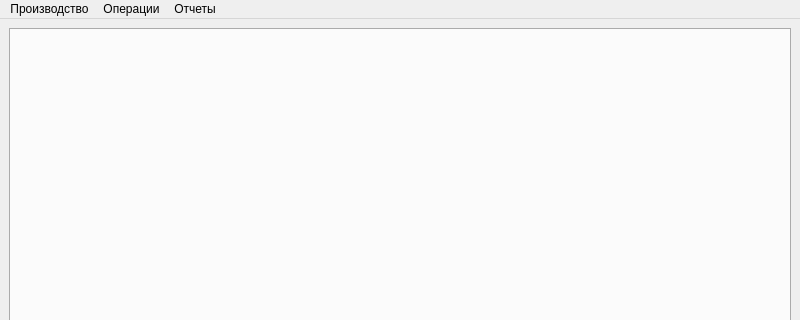
Above: mainwindow.ui from Sergeyego/el_prod before the change; both pictures show x 0 to 800 and y 0 to 320 of the 800 by 600 pixel window. Below: the same form after it.
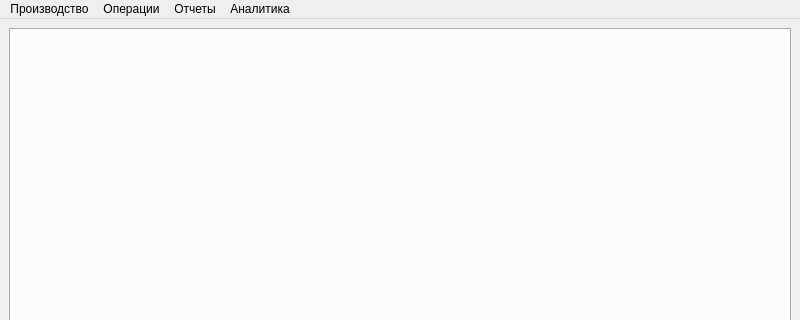
That is the form after the change.

The edit to the form file:
```diff
--- a/mainwindow.ui
+++ b/mainwindow.ui
@@ -51,9 +51,15 @@
     </property>
     <addaction name="actionReport"/>
    </widget>
+   <widget class="QMenu" name="menu_analytics">
+    <property name="title">
+     <string>Аналитика</string>
+    </property>
+   </widget>
    <addaction name="menu"/>
    <addaction name="menu_2"/>
    <addaction name="menu_3"/>
+   <addaction name="menu_analytics"/>
   </widget>
   <widget class="QStatusBar" name="statusbar"/>
   <action name="actionPart">
```
